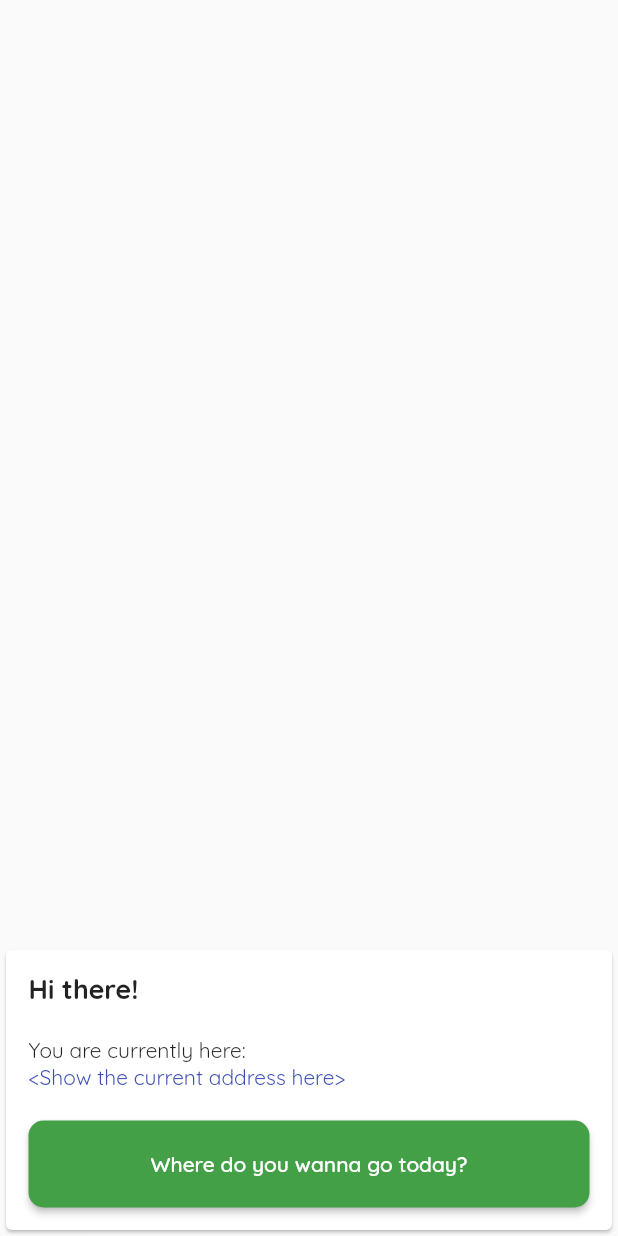
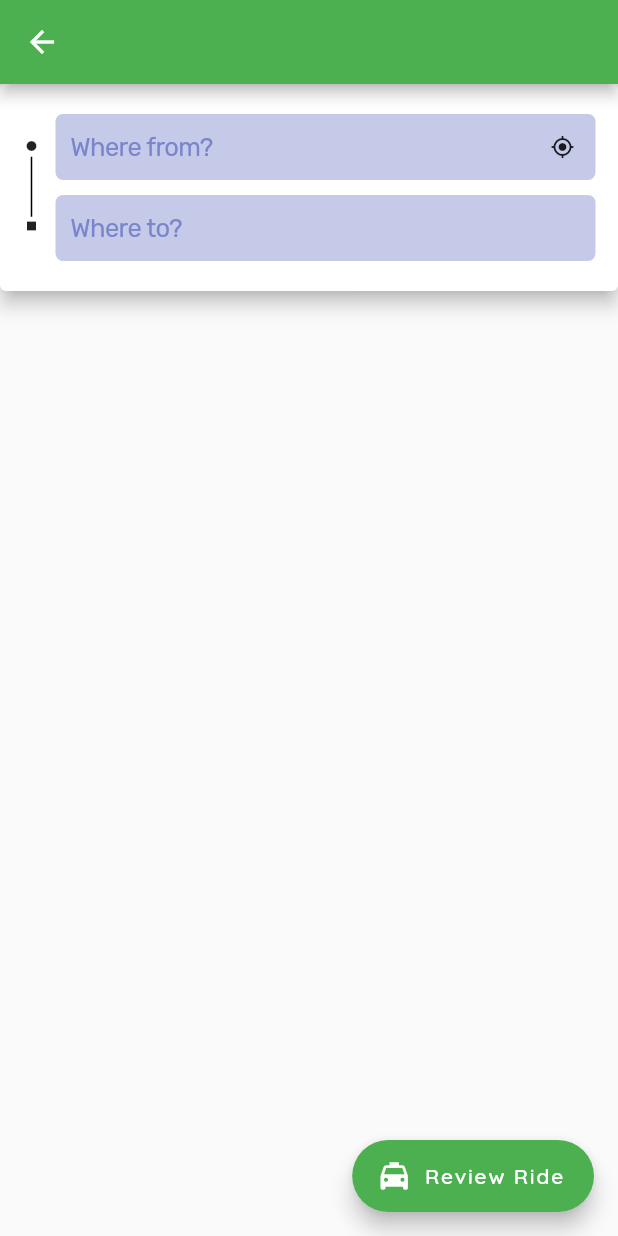
Before and after one commit to anish9999/yatraa, a Flutter app: the Home screen opened by its route, after a tap on "Where do you wanna go today?", on a phone screen of 412 x 824 dp. Run offline on Flutter 3.47's test engine with Material 2 defaults, Android fonts, the phone set to English and light mode, and no system bars; our stand-ins replace dio, flutter_dotenv, google_fonts, location, shared_preferences; missing offline and left inert: mapbox_gl; accounts and stored records are empty.

Commit message:
prepare ride screen added

```diff
--- a/lib/UI/splash.dart
+++ b/lib/UI/splash.dart
@@ -3,7 +3,7 @@ import 'package:location/location.dart';
 import 'package:mapbox_gl/mapbox_gl.dart';
 
 import '../main.dart';
-import '../handlers/mapbox_handler.dart';
+import '../helpers/mapbox_handler.dart';
 import '../screens/home.dart';
 
 class Splash extends StatefulWidget {
--- a/lib/handlers/mapbox_handler.dart
+++ b/lib/helpers/mapbox_handler.dart
@@ -1,5 +1,3 @@
-import 'dart:convert';
-
 import 'package:mapbox_gl/mapbox_gl.dart';
 
 import '../requests/mapbox_rev_geocoding.dart';
@@ -16,6 +14,6 @@ Future<Map> getParsedReverseGeocoding(LatLng latLng) async {
     'place': feature['place_name'],
     'location': latLng
   };
-
+  print(revGeocode);
   return revGeocode;
 }
--- a/lib/main.dart
+++ b/lib/main.dart
@@ -2,6 +2,7 @@ import 'package:flutter/material.dart';
 import 'package:flutter_dotenv/flutter_dotenv.dart';
 import 'package:shared_preferences/shared_preferences.dart';
 import 'package:yatraa/screens/home.dart';
+import 'package:yatraa/screens/prepare_ride.dart';
 
 import 'UI/splash.dart';
 
@@ -45,6 +46,7 @@ class MyApp extends StatelessWidget {
       routes: {
         "/": (context) => const Splash(),
         Home.routeName: (context) => const Home(),
+        PrepareRide.routeName: (context) => const PrepareRide(),
       },
     );
   }
--- a/lib/requests/mapbox_rev_geocoding.dart
+++ b/lib/requests/mapbox_rev_geocoding.dart
@@ -1,7 +1,9 @@
+//access token is required here
+
 import 'package:dio/dio.dart';
 import 'package:flutter/material.dart';
 import 'package:mapbox_gl/mapbox_gl.dart';
-import '../handlers/dio_exceptions.dart';
+import '../helpers/dio_exceptions.dart';
 
 String baseUrl = 'https://api.mapbox.com/geocoding/v5/mapbox.places';
 String accessToken =
--- a/lib/screens/home.dart
+++ b/lib/screens/home.dart
@@ -1,4 +1,5 @@
 import 'package:flutter/material.dart';
+import '../screens/prepare_ride.dart';
 
 class Home extends StatelessWidget {
   const Home({super.key});
@@ -33,11 +34,10 @@ class Home extends StatelessWidget {
                           style: TextStyle(color: Colors.indigo)),
                       const SizedBox(height: 20),
                       ElevatedButton(
-                        onPressed: () {},
-                        //  Navigator.push(
-                        //     context,
-                        //     MaterialPageRoute(
-                        //         builder: (_) => const PrepareRide())),
+                        onPressed: () {
+                          Navigator.of(context)
+                              .pushNamed(PrepareRide.routeName);
+                        },
                         style: ElevatedButton.styleFrom(
                             padding: const EdgeInsets.all(20)),
                         child: Row(
--- /dev/null
+++ b/lib/screens/prepare_ride.dart
@@ -0,0 +1,83 @@
+import 'package:flutter/material.dart';
+
+import '../widgets/endpoints_card.dart';
+import '../widgets/review_ride_fa_button.dart';
+
+class PrepareRide extends StatefulWidget {
+  const PrepareRide({Key? key}) : super(key: key);
+  static const routeName = "/prepare-ride screen";
+
+  @override
+  State<PrepareRide> createState() => _PrepareRideState();
+
+  // Declare a static function to reference setters from children
+  static _PrepareRideState? of(BuildContext context) =>
+      context.findAncestorStateOfType<_PrepareRideState>();
+}
+
+class _PrepareRideState extends State<PrepareRide> {
+  bool isLoading = false;
+  bool isEmptyResponse = true;
+  bool hasResponded = false;
+  bool isResponseForDestination = false;
+
+  String noRequest = 'Please enter an address, a place or a location to search';
+  String noResponse = 'No results found for the search';
+
+  List responses = [];
+  TextEditingController sourceController = TextEditingController();
+  TextEditingController destinationController = TextEditingController();
+
+  // Define setters to be used by children widgets
+  set responsesState(List responses) {
+    setState(() {
+      this.responses = responses;
+      hasResponded = true;
+      isEmptyResponse = responses.isEmpty;
+    });
+    Future.delayed(
+      const Duration(milliseconds: 500),
+      () => setState(() {
+        isLoading = false;
+      }),
+    );
+  }
+
+  set isLoadingState(bool isLoading) {
+    setState(() {
+      this.isLoading = isLoading;
+    });
+  }
+
+  set isResponseForDestinationState(bool isResponseForDestination) {
+    setState(() {
+      this.isResponseForDestination = isResponseForDestination;
+    });
+  }
+
+  @override
+  Widget build(BuildContext context) {
+    return Scaffold(
+      appBar: AppBar(
+        leading: IconButton(
+            onPressed: () => Navigator.pop(context),
+            icon: const Icon(Icons.arrow_back)),
+        //title: const Text('S'),
+      ),
+      body: SafeArea(
+        child: SingleChildScrollView(
+          physics: const ScrollPhysics(),
+          child: Column(
+            children: [
+              endpointsCard(sourceController, destinationController),
+              // Add a Linear Progress Indicator to show loading
+              // Show an appropriate message if no address has been entered, or no results are found
+              // Show a list view of results to select one from
+            ],
+          ),
+        ),
+      ),
+      floatingActionButton: reviewRideFaButton(context),
+    );
+  }
+}
--- /dev/null
+++ b/lib/widgets/endpoints_card.dart
@@ -0,0 +1,43 @@
+import 'package:flutter/material.dart';
+
+import 'location_field.dart';
+
+Widget endpointsCard(TextEditingController sourceController,
+    TextEditingController destinationController) {
+  return Card(
+    elevation: 5,
+    clipBehavior: Clip.antiAlias,
+    margin: const EdgeInsets.all(0),
+    child: Container(
+      padding: const EdgeInsets.all(15),
+      child: Row(
+        children: [
+          Column(
+            children: [
+              const Icon(Icons.brightness_1, size: 8),
+              Container(
+                margin: const EdgeInsets.only(top: 3),
+                color: Colors.black,
+                width: 1,
+                height: 40,
+              ),
+              const Icon(Icons.stop, size: 12),
+            ],
+          ),
+          Expanded(
+            child: Column(
+              children: [
+                LocationField(
+                    isDestination: false,
+                    textEditingController: sourceController),
+                LocationField(
+                    isDestination: true,
+                    textEditingController: destinationController),
+              ],
+            ),
+          ),
+        ],
+      ),
+    ),
+  );
+}
--- /dev/null
+++ b/lib/widgets/location_field.dart
@@ -0,0 +1,75 @@
+import 'dart:async';
+
+import 'package:flutter/cupertino.dart';
+import 'package:flutter/material.dart';
+import 'package:google_fonts/google_fonts.dart';
+import 'package:mapbox_gl/mapbox_gl.dart';
+
+import '../helpers/shared_prefs.dart';
+
+class LocationField extends StatefulWidget {
+  final bool isDestination;
+  final TextEditingController textEditingController;
+
+  const LocationField({
+    Key? key,
+    required this.isDestination,
+    required this.textEditingController,
+  }) : super(key: key);
+
+  @override
+  State<LocationField> createState() => _LocationFieldState();
+}
+
+class _LocationFieldState extends State<LocationField> {
+  Timer? searchOnStoppedTyping;
+  String query = '';
+
+  _onChangeHandler(value) {
+    // Set isLoading = true in parent
+
+    // Make sure that requests are not made
+    // until 1 second after the typing stops
+  }
+
+  _searchHandler(String value) async {
+    // Get response using Mapbox Search API
+
+    // Set responses and isDestination in parent
+    setState(() => query = value);
+  }
+
+  _useCurrentLocationButtonHandler() async {
+    if (!widget.isDestination) {
+      LatLng currentLocation = getCurrentLatLngFromSharedPrefs();
+
+      // Get the response of reverse geocoding and do 2 things:
+      // 1. Store encoded response in shared preferences
+      // 2. Set the text editing controller to the address
+    }
+  }
+
+  @override
+  Widget build(BuildContext context) {
+    String placeholderText = widget.isDestination ? 'Where to?' : 'Where from?';
+    IconData? iconData = !widget.isDestination ? Icons.my_location : null;
+    return Padding(
+      padding: const EdgeInsets.only(top: 5, bottom: 5, left: 10),
+      child: CupertinoTextField(
+          controller: widget.textEditingController,
+          padding: const EdgeInsets.symmetric(horizontal: 10),
+          placeholder: placeholderText,
+          placeholderStyle: GoogleFonts.rubik(color: Colors.indigo[300]),
+          decoration: BoxDecoration(
+            color: Colors.indigo[100],
+            borderRadius: const BorderRadius.all(Radius.circular(5)),
+          ),
+          onChanged: _onChangeHandler,
+          suffix: IconButton(
+              onPressed: () => _useCurrentLocationButtonHandler(),
+              padding: const EdgeInsets.all(10),
+              constraints: const BoxConstraints(),
+              icon: Icon(iconData, size: 16))),
+    );
+  }
+}
--- /dev/null
+++ b/lib/widgets/review_ride_fa_button.dart
@@ -0,0 +1,17 @@
+import 'package:flutter/material.dart';
+
+//import '../screens/review_ride.dart';
+
+Widget reviewRideFaButton(BuildContext context) {
+  return FloatingActionButton.extended(
+      icon: const Icon(Icons.local_taxi),
+      onPressed: () async {
+        // Get directions API response and pass to modified response
+
+        // Navigator.push(
+        //     context,
+        //     MaterialPageRoute(
+        //         builder: (_) => const ReviewRide(modifiedResponse: {})));
+      },
+      label: const Text('Review Ride'));
+}
```
Also changed, not shown: lib/helpers/shared_prefs.dart (added, +43 -0 lines), lib/helpers/dio_exceptions.dart (renamed from lib/handlers/dio_exceptions.dart).
